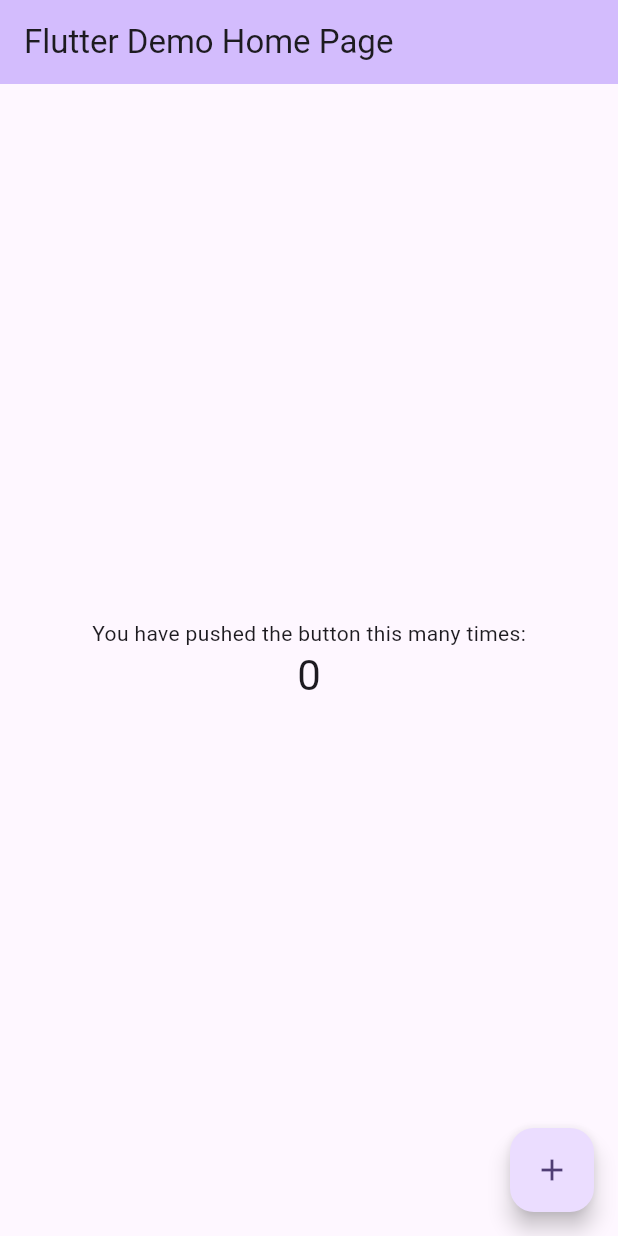
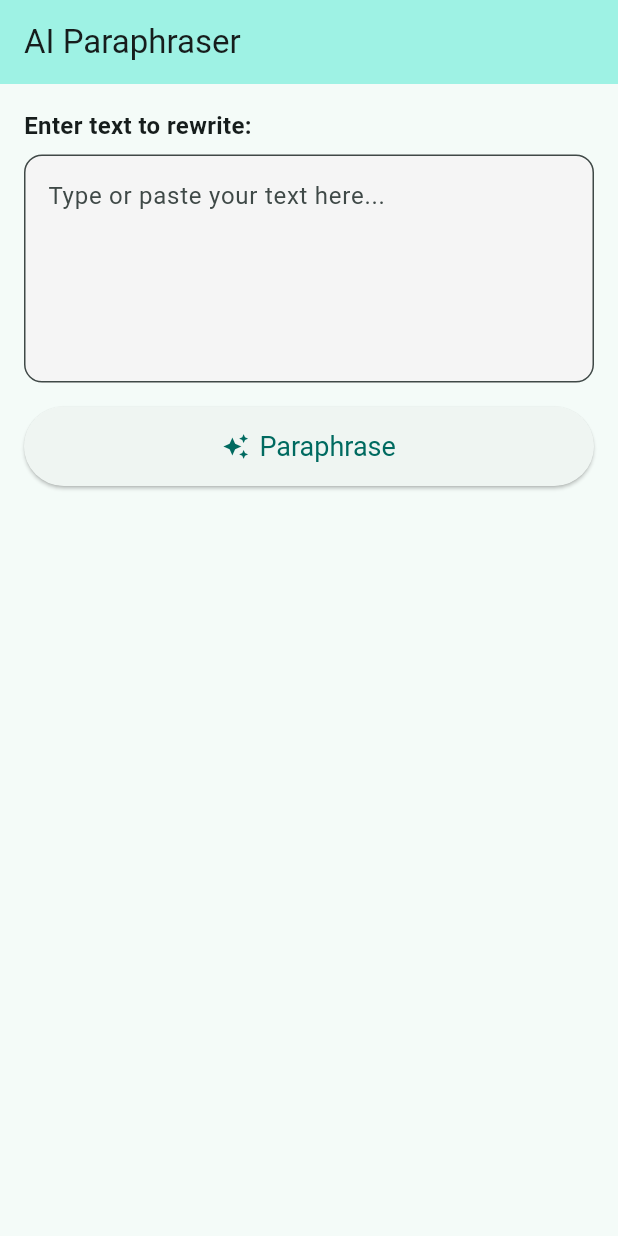
Before and after one commit to could-ai/019ac844-a260-7c07-a3ca-70ef94931130, a Flutter app: the screen it shows after launch, on a phone screen of 412 x 824 dp. Run offline on Flutter 3.47's test engine with Material 3 defaults, Android fonts, the phone set to English and light mode, and no system bars.

Commit message:
Replaced the default counter app with a 'Paraphrase App' UI. Added a text input field, a 'Paraphrase' button with loading state, and a result display area. Included a mock function to simulate the paraphrasing action.

```diff
--- a/usr/lib/main.dart
+++ b/usr/lib/main.dart
@@ -1,123 +1,149 @@
 import 'package:flutter/material.dart';
 
 void main() {
-  runApp(const MyApp());
+  runApp(const ParaphraseApp());
 }
 
-class MyApp extends StatelessWidget {
-  const MyApp({super.key});
+class ParaphraseApp extends StatelessWidget {
+  const ParaphraseApp({super.key});
 
-  // This widget is the root of your application.
   @override
   Widget build(BuildContext context) {
     return MaterialApp(
-      title: 'Flutter Demo',
+      title: 'AI Paraphraser',
       debugShowCheckedModeBanner: false,
       theme: ThemeData(
-        // This is the theme of your application.
-        //
-        // TRY THIS: Try running your application with "flutter run". You'll see
-        // the application has a purple toolbar. Then, without quitting the app,
-        // try changing the seedColor in the colorScheme below to Colors.green
-        // and then invoke "hot reload" (save your changes or press the "hot
-        // reload" button in a Flutter-supported IDE, or press "r" if you used
-        // the command line to start the app).
-        //
-        // Notice that the counter didn't reset back to zero; the application
-        // state is not lost during the reload. To reset the state, use hot
-        // restart instead.
-        //
-        // This works for code too, not just values: Most code changes can be
-        // tested with just a hot reload.
-        colorScheme: ColorScheme.fromSeed(seedColor: Colors.deepPurple),
+        colorScheme: ColorScheme.fromSeed(seedColor: Colors.teal),
+        useMaterial3: true,
       ),
       initialRoute: '/',
       routes: {
-        '/': (context) => const MyHomePage(title: 'Flutter Demo Home Page'),
+        '/': (context) => const ParaphraseScreen(),
       },
     );
   }
 }
 
-class MyHomePage extends StatefulWidget {
-  const MyHomePage({super.key, required this.title});
-
-  // This widget is the home page of your application. It is stateful, meaning
-  // that it has a State object (defined below) that contains fields that affect
-  // how it looks.
-
-  // This class is the configuration for the state. It holds the values (in this
-  // case the title) provided by the parent (in this case the App widget) and
-  // used by the build method of the State. Fields in a Widget subclass are
-  // always marked "final".
-
-  final String title;
+class ParaphraseScreen extends StatefulWidget {
+  const ParaphraseScreen({super.key});
 
   @override
-  State<MyHomePage> createState() => _MyHomePageState();
+  State<ParaphraseScreen> createState() => _ParaphraseScreenState();
 }
 
-class _MyHomePageState extends State<MyHomePage> {
-  int _counter = 0;
+class _ParaphraseScreenState extends State<ParaphraseScreen> {
+  final TextEditingController _inputController = TextEditingController();
+  String _outputText = '';
+  bool _isLoading = false;
 
-  void _incrementCounter() {
+  // Mock function to simulate paraphrasing
+  // In a real app, this would call an API (like OpenAI or Supabase Edge Function)
+  Future<void> _performParaphrase() async {
+    if (_inputController.text.trim().isEmpty) return;
+
     setState(() {
-      // This call to setState tells the Flutter framework that something has
-      // changed in this State, which causes it to rerun the build method below
-      // so that the display can reflect the updated values. If we changed
-      // _counter without calling setState(), then the build method would not be
-      // called again, and so nothing would appear to happen.
-      _counter++;
+      _isLoading = true;
     });
+
+    // Simulate network delay
+    await Future.delayed(const Duration(seconds: 1));
+
+    setState(() {
+      // Simple mock logic for demonstration
+      // This just modifies the text slightly to show "change"
+      final original = _inputController.text;
+      _outputText = "✨ Paraphrased version:\n\n${_reverseWords(original)}";
+      _isLoading = false;
+    });
+  }
+
+  // Helper for the mock logic
+  String _reverseWords(String input) {
+    // Just a dummy transformation: "Hello World" -> "World Hello"
+    // Real implementation would use an AI API
+    List<String> words = input.split(' ');
+    if (words.length > 1) {
+      return words.reversed.join(' ');
+    }
+    return "Rephrased: $input";
+  }
+
+  @override
+  void dispose() {
+    _inputController.dispose();
+    super.dispose();
   }
 
   @override
   Widget build(BuildContext context) {
-    // This method is rerun every time setState is called, for instance as done
-    // by the _incrementCounter method above.
-    //
-    // The Flutter framework has been optimized to make rerunning build methods
-    // fast, so that you can just rebuild anything that needs updating rather
-    // than having to individually change instances of widgets.
     return Scaffold(
       appBar: AppBar(
-        // TRY THIS: Try changing the color here to a specific color (to
-        // Colors.amber, perhaps?) and trigger a hot reload to see the AppBar
-        // change color while the other colors stay the same.
-        backgroundColor: Theme.of(context).colorScheme.inversePrimary,
-        // Here we take the value from the MyHomePage object that was created by
-        // the App.build method, and use it to set our appbar title.
-        title: Text(widget.title),
+        title: const Text('AI Paraphraser'),
+        backgroundColor: Theme.of(context).colorScheme.primaryContainer,
       ),
-      body: Center(
-        // Center is a layout widget. It takes a single child and positions it
-        // in the middle of the parent.
+      body: Padding(
+        padding: const EdgeInsets.all(16.0),
         child: Column(
-          // Column is also a layout widget. It takes a list of children and
-          // arranges them vertically. By default, it sizes itself to fit its
-          // children horizontally, and tries to be as tall as its parent.
-          //
-          // Column has various properties to control how it sizes itself and
-          // how it positions its children. Here we use mainAxisAlignment to
-          // center the children vertically; the main axis here is the vertical
-          // axis because Columns are vertical (the cross axis would be
-          // horizontal).
-          //
-          // TRY THIS: Invoke "debug painting" (choose the "Toggle Debug Paint"
-          // action in the IDE, or press "p" in the console), to see the
-          // wireframe for each widget.
-          mainAxisAlignment: MainAxisAlignment.center,
-          children: <Widget>[
-            const Text('You have pushed the button this many times:'),
-            Text('$_counter', style: Theme.of(context).textTheme.headlineMedium),
+          crossAxisAlignment: CrossAxisAlignment.stretch,
+          children: [
+            const Text(
+              'Enter text to rewrite:',
+              style: TextStyle(fontSize: 16, fontWeight: FontWeight.bold),
+            ),
+            const SizedBox(height: 8),
+            TextField(
+              controller: _inputController,
+              maxLines: 5,
+              decoration: InputDecoration(
+                hintText: 'Type or paste your text here...',
+                border: OutlineInputBorder(
+                  borderRadius: BorderRadius.circular(12),
+                ),
+                filled: true,
+                fillColor: Colors.grey[100],
+              ),
+            ),
+            const SizedBox(height: 16),
+            ElevatedButton.icon(
+              onPressed: _isLoading ? null : _performParaphrase,
+              icon: _isLoading
+                  ? const SizedBox(
+                      width: 20,
+                      height: 20,
+                      child: CircularProgressIndicator(strokeWidth: 2)
+                    )
+                  : const Icon(Icons.auto_awesome),
+              label: Text(_isLoading ? 'Processing...' : 'Paraphrase'),
+              style: ElevatedButton.styleFrom(
+                padding: const EdgeInsets.symmetric(vertical: 16),
+                textStyle: const TextStyle(fontSize: 18),
+              ),
+            ),
+            const SizedBox(height: 24),
+            if (_outputText.isNotEmpty) ...[
+              const Text(
+                'Result:',
+                style: TextStyle(fontSize: 16, fontWeight: FontWeight.bold),
+              ),
+              const SizedBox(height: 8),
+              Container(
+                padding: const EdgeInsets.all(16),
+                decoration: BoxDecoration(
+                  color: Theme.of(context).colorScheme.secondaryContainer.withOpacity(0.3),
+                  borderRadius: BorderRadius.circular(12),
+                  border: Border.all(
+                    color: Theme.of(context).colorScheme.secondaryContainer,
+                  ),
+                ),
+                child: SelectableText(
+                  _outputText,
+                  style: const TextStyle(fontSize: 16),
+                ),
+              ),
+            ],
           ],
         ),
       ),
-      floatingActionButton: FloatingActionButton(
-        onPressed: _incrementCounter,
-        tooltip: 'Increment',
-        child: const Icon(Icons.add),
-      ), // This trailing comma makes auto-formatting nicer for build methods.
     );
   }
 }
```
